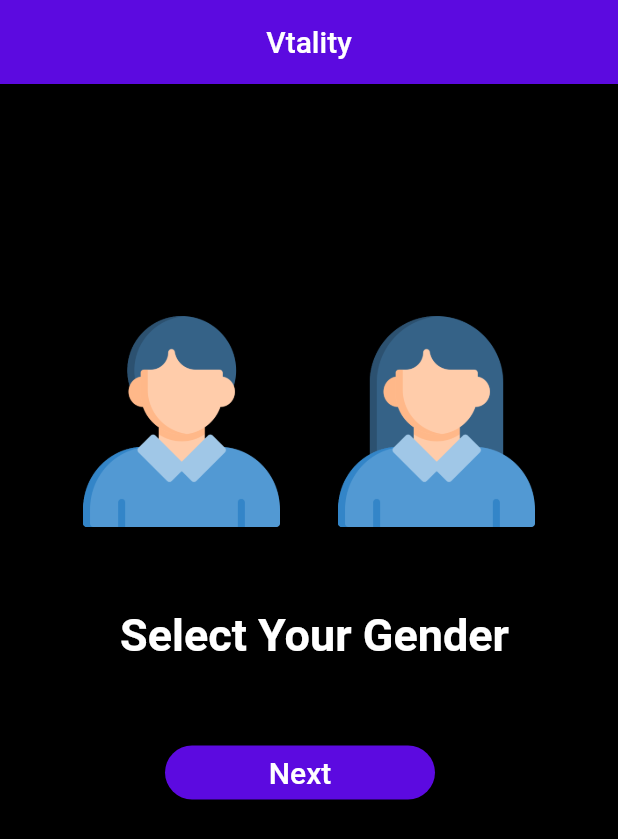
After one commit to Abhinav0915/Vitality, a Flutter app: the gender screen opened by its route, on a phone screen of 412 x 824 dp. The commit adds this screen. Shown: the top 839 px of the screen. Run offline on Flutter 3.47's test engine with Material 2 defaults, Android fonts, the light colour scheme and no system bars; our stand-ins replace firebase_auth, firebase_core, lottie; accounts and stored records are empty.

Commit message:
added gender page

```diff
--- a/vitality/lib/main.dart
+++ b/vitality/lib/main.dart
@@ -1,6 +1,6 @@
 import 'package:firebase_core/firebase_core.dart';
 import 'package:flutter/material.dart';
-import 'package:vitality/screens/homepage.dart';
+import 'package:vitality/screens/gender.dart';
 import 'package:vitality/screens/login.dart';
 import 'package:vitality/screens/signup.dart';
 import 'package:vitality/screens/splash.dart';
@@ -17,7 +17,7 @@ class Vitality extends StatelessWidget {
   Widget build(BuildContext context) {
     var routes = {
       '/': (context) => login(),
-      '/homepage': (context) => homepage(),
+      '/gender': (context) => gender(),
       '/signup': (context) => signup(),
       '/login': (context) => login(),
       '/splash': (context) => splash()
--- /dev/null
+++ b/vitality/lib/screens/gender.dart
@@ -0,0 +1,140 @@
+import 'dart:developer';
+import 'package:firebase_auth/firebase_auth.dart';
+import 'package:firebase_core/firebase_core.dart';
+import 'package:vitality/screens/login.dart';
+import '/constants/color_constants.dart';
+import 'package:flutter/material.dart';
+import '/utils/appbar.dart';
+
+class gender extends StatefulWidget {
+  const gender({Key? key}) : super(key: key);
+
+  @override
+  State<gender> createState() => _genderState();
+}
+
+class _genderState extends State<gender> {
+  @override
+  Widget build(BuildContext context) {
+    return Scaffold(
+      appBar: Appbar.getAppBar("Vtality"),
+      backgroundColor: AppColors.black,
+      body: SingleChildScrollView(
+          child: Column(
+        children: [
+          Row(
+            mainAxisAlignment: MainAxisAlignment.center,
+            children: <Widget>[
+              Container(
+                decoration: BoxDecoration(
+                    image: const DecorationImage(
+                        image: AssetImage("assets/images/male.png"),
+                        fit: BoxFit.cover),
+                    borderRadius: BorderRadius.circular(25.0),
+                    color: AppColors.black,
+                    boxShadow: const [
+                      BoxShadow(
+                        offset: Offset(1.0, 2.0),
+                        blurRadius: 10.0,
+                      )
+                    ]),
+                margin: EdgeInsets.fromLTRB(0, 150, 0, 0),
+                height: 150.0,
+                width: 150.0,
+              ),
+              const SizedBox(
+                width: 20.0,
+              ),
+              Container(
+                decoration: BoxDecoration(
+                    image: const DecorationImage(
+                        image: AssetImage("assets/images/female.png"),
+                        fit: BoxFit.cover),
+                    borderRadius: BorderRadius.circular(25.0),
+                    color: AppColors.black,
+                    boxShadow: const [
+                      BoxShadow(
+                        offset: Offset(1.0, 2.0),
+                        blurRadius: 10.0,
+                      )
+                    ]),
+                margin: EdgeInsets.fromLTRB(0, 150, 0, 0),
+                height: 150.0,
+                width: 150.0,
+              ),
+            ],
+          ),
+          Row(
+            children: [
+              Container(
+                margin: EdgeInsets.fromLTRB(80, 50, 0, 0),
+                child: const Text(
+                  "Select Your Gender",
+                  style: TextStyle(
+                    color: AppColors.white,
+                    fontSize: 30.0,
+                    fontWeight: FontWeight.bold,
+                  ),
+                ),
+              )
+            ],
+          ),
+          Row(
+            children: [
+              Container(
+                width: 180.0,
+                margin: EdgeInsets.fromLTRB(110, 50, 0, 0),
+                child: ElevatedButton(
+                  style: ElevatedButton.styleFrom(
+                    alignment: Alignment.center,
+                    primary: AppColors.purple,
+                    onPrimary: AppColors.white,
+                    shape: RoundedRectangleBorder(
+                      borderRadius: BorderRadius.circular(20.0),
+                    ),
+                  ),
+                  onPressed: () {},
+                  child: const Text(
+                    'Next',
+                    style: TextStyle(
+                      fontSize: 20.0,
+                      color: Colors.white,
+                    ),
+                  ),
+                ),
+              ),
+            ],
+          )
+        ],
+      )),
+    );
+  }
+}
+
+
+// body: Center(
+//         child: Column(children: <Widget> [
+
+//           ElevatedButton(
+//             style: ElevatedButton.styleFrom(
+//               alignment: Alignment.center,
+//               primary: AppColors.purple,
+//               onPrimary: AppColors.white,
+//               shape: RoundedRectangleBorder(
+//                 borderRadius: BorderRadius.circular(20.0),
+//               ),
+//             ),
+//             onPressed: () {
+//               FirebaseAuth.instance.signOut().then((value) => Navigator.push(
+//                   context, MaterialPageRoute(builder: (context) => login())));
+//             },
+//             child: const Text(
+//               'Log Out',
+//               style: TextStyle(
+//                 fontSize: 20.0,
+//                 color: Colors.white,
+//               ),
+//             ),
+//           ),
+//         ]),
+//       ),
--- a/vitality/lib/screens/homepage.dart
+++ /dev/null
@@ -1,57 +0,0 @@
-import 'dart:developer';
-import 'package:firebase_auth/firebase_auth.dart';
-import 'package:firebase_core/firebase_core.dart';
-import 'package:vitality/screens/login.dart';
-import '/constants/color_constants.dart';
-import 'package:flutter/material.dart';
-import '/utils/appbar.dart';
-
-class homepage extends StatefulWidget {
-  const homepage({Key? key}) : super(key: key);
-
-  @override
-  State<homepage> createState() => _homepageState();
-}
-
-class _homepageState extends State<homepage> {
-  @override
-  Widget build(BuildContext context) {
-    return Scaffold(
-      appBar: Appbar.getAppBar("Vitality"),
-      drawer: Drawer(
-          child: ListView(
-        children: [
-          ListTile(
-            title: const Text("Log Out"),
-            onTap: () {},
-          )
-        ],
-      )),
-      body: Center(
-        child: Column(children: [
-          ElevatedButton(
-            style: ElevatedButton.styleFrom(
-              alignment: Alignment.center,
-              primary: AppColors.purple,
-              onPrimary: AppColors.white,
-              shape: RoundedRectangleBorder(
-                borderRadius: BorderRadius.circular(20.0),
-              ),
-            ),
-            onPressed: () {
-              FirebaseAuth.instance.signOut().then((value) => Navigator.push(
-                  context, MaterialPageRoute(builder: (context) => login())));
-            },
-            child: const Text(
-              'Log Out',
-              style: TextStyle(
-                fontSize: 20.0,
-                color: Colors.white,
-              ),
-            ),
-          ),
-        ]),
-      ),
-    );
-  }
-}
--- a/vitality/lib/screens/login.dart
+++ b/vitality/lib/screens/login.dart
@@ -1,7 +1,8 @@
 import 'package:firebase_auth/firebase_auth.dart';
 import 'package:flutter/material.dart';
 import 'package:vitality/constants/color_constants.dart';
-import 'package:vitality/screens/homepage.dart';
+import 'package:vitality/screens/gender.dart';
+import 'package:vitality/screens/gender.dart';
 import '../utils/appbar.dart';
 
 bool _obscureText = true;
@@ -132,7 +133,7 @@ class _loginState extends State<login> {
                             Navigator.push(
                                 context,
                                 MaterialPageRoute(
-                                    builder: (context) => homepage()));
+                                    builder: (context) => gender()));
                           }).catchError((error) {
                             showDialog(
                               context: context,
--- a/vitality/lib/screens/splash.dart
+++ b/vitality/lib/screens/splash.dart
@@ -1,7 +1,8 @@
 import 'package:flutter/material.dart';
 import 'package:lottie/lottie.dart';
 import 'package:vitality/constants/color_constants.dart';
-import 'package:vitality/screens/homepage.dart';
+import 'package:vitality/screens/gender.dart';
+import 'package:vitality/screens/gender.dart';
 
 class splash extends StatefulWidget {
   const splash({Key? key}) : super(key: key);
@@ -38,8 +39,8 @@ class _splashState extends State<splash> with TickerProviderStateMixin {
             _controller
               ..duration = compos.duration
               ..forward().then((value) {
-                Navigator.push(context,
-                    MaterialPageRoute(builder: (context) => homepage()));
+                Navigator.push(
+                    context, MaterialPageRoute(builder: (context) => gender()));
               });
           }),
           Center(child: Text("Registered Successfully")),
```
Also changed, not shown: vitality/assets/images/female.png (added), vitality/assets/images/male.png (added), vitality/assets/images/man.png (added), vitality/assets/images/woman.png (added).
